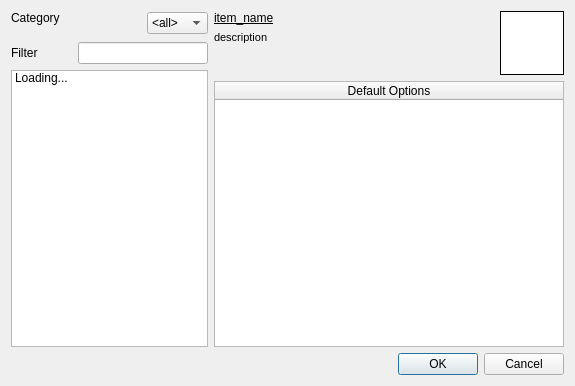
Above: starcheat/templates/ItemBrowser.ui from wizzomafizzo/starcheat before the change. Below: the same form after it.
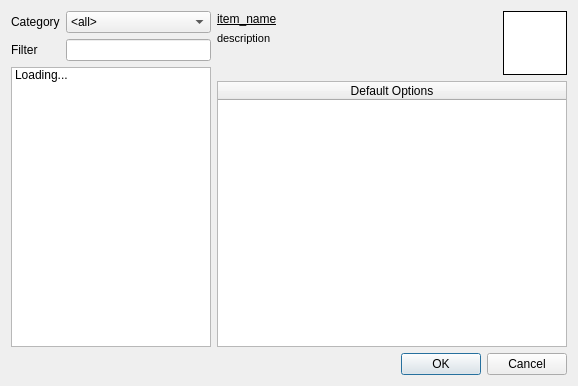
That is the form after the change.

Diff of the .ui file:
```diff
--- a/starcheat/templates/ItemBrowser.ui
+++ b/starcheat/templates/ItemBrowser.ui
@@ -6,23 +6,24 @@
    <rect>
     <x>0</x>
     <y>0</y>
-    <width>575</width>
+    <width>578</width>
     <height>386</height>
    </rect>
   </property>
   <property name="windowTitle">
    <string>Item Browser</string>
   </property>
+  <layout class="QGridLayout" name="gridLayout_3">
+   <item row="0" column="0">
   <layout class="QGridLayout" name="gridLayout">
-   <item row="0" column="0" colspan="2">
-    <widget class="QLabel" name="category_label">
-     <property name="text">
-      <string>Category</string>
-     </property>
-    </widget>
-   </item>
-   <item row="0" column="2" rowspan="2">
+     <item row="0" column="1">
     <widget class="QComboBox" name="category">
+       <property name="sizePolicy">
+        <sizepolicy hsizetype="Expanding" vsizetype="Fixed">
+         <horstretch>0</horstretch>
+         <verstretch>0</verstretch>
+        </sizepolicy>
+       </property>
      <item>
       <property name="text">
        <string>&lt;all&gt;</string>
@@ -30,8 +31,78 @@
      </item>
     </widget>
    </item>
-   <item row="0" column="3">
+     <item row="1" column="0">
+      <widget class="QLabel" name="filter_label">
+       <property name="text">
+        <string>Filter</string>
+       </property>
+      </widget>
+     </item>
+     <item row="1" column="1">
+      <widget class="QLineEdit" name="filter">
+       <property name="sizePolicy">
+        <sizepolicy hsizetype="Expanding" vsizetype="Fixed">
+         <horstretch>0</horstretch>
+         <verstretch>0</verstretch>
+        </sizepolicy>
+       </property>
+       <property name="inputMask">
+        <string/>
+       </property>
+       <property name="text">
+        <string/>
+       </property>
+      </widget>
+     </item>
+     <item row="0" column="0">
+      <widget class="QLabel" name="category_label">
+       <property name="text">
+        <string>Category</string>
+       </property>
+      </widget>
+     </item>
+     <item row="2" column="0" colspan="2">
+      <widget class="QListWidget" name="items">
+       <property name="sizePolicy">
+        <sizepolicy hsizetype="Preferred" vsizetype="Expanding">
+         <horstretch>0</horstretch>
+         <verstretch>0</verstretch>
+        </sizepolicy>
+       </property>
+       <property name="maximumSize">
+        <size>
+         <width>250</width>
+         <height>16777215</height>
+        </size>
+       </property>
+       <property name="editTriggers">
+        <set>QAbstractItemView::NoEditTriggers</set>
+       </property>
+       <item>
+        <property name="text">
+         <string>Loading...</string>
+        </property>
+       </item>
+      </widget>
+     </item>
+    </layout>
+   </item>
+   <item row="0" column="1">
+    <layout class="QGridLayout" name="gridLayout_2">
+     <item row="0" column="0">
     <widget class="QLabel" name="item_name">
+       <property name="sizePolicy">
+        <sizepolicy hsizetype="Expanding" vsizetype="Preferred">
+         <horstretch>0</horstretch>
+         <verstretch>0</verstretch>
+        </sizepolicy>
+       </property>
+       <property name="maximumSize">
+        <size>
+         <width>16777215</width>
+         <height>15</height>
+        </size>
+       </property>
      <property name="font">
       <font>
        <underline>true</underline>
@@ -42,7 +113,7 @@
      </property>
     </widget>
    </item>
-   <item row="0" column="4" rowspan="4">
+     <item row="0" column="1" rowspan="2">
     <widget class="QLabel" name="item_icon">
      <property name="minimumSize">
       <size>
@@ -70,8 +141,14 @@
      </property>
     </widget>
    </item>
-   <item row="1" column="3" rowspan="3">
+     <item row="1" column="0">
     <widget class="QLabel" name="short_desc">
+       <property name="sizePolicy">
+        <sizepolicy hsizetype="Expanding" vsizetype="Preferred">
+         <horstretch>0</horstretch>
+         <verstretch>0</verstretch>
+        </sizepolicy>
+       </property>
      <property name="font">
       <font>
        <pointsize>8</pointsize>
@@ -88,36 +165,7 @@
      </property>
     </widget>
    </item>
-   <item row="2" column="0">
-    <widget class="QLabel" name="filter_label">
-     <property name="text">
-      <string>Filter</string>
-     </property>
-    </widget>
-   </item>
-   <item row="2" column="1" colspan="2">
-    <widget class="QLineEdit" name="filter">
-     <property name="inputMask">
-      <string/>
-     </property>
-     <property name="text">
-      <string/>
-     </property>
-    </widget>
-   </item>
-   <item row="3" column="0" rowspan="2" colspan="3">
-    <widget class="QListWidget" name="items">
-     <property name="editTriggers">
-      <set>QAbstractItemView::NoEditTriggers</set>
-     </property>
-     <item>
-      <property name="text">
-       <string>Loading...</string>
-      </property>
-     </item>
-    </widget>
-   </item>
-   <item row="4" column="3" colspan="2">
+     <item row="2" column="0" colspan="2">
     <widget class="QTableWidget" name="info">
      <property name="minimumSize">
       <size>
@@ -159,7 +207,9 @@
      </column>
     </widget>
    </item>
-   <item row="5" column="2" colspan="3">
+    </layout>
+   </item>
+   <item row="1" column="0" colspan="2">
     <widget class="QDialogButtonBox" name="buttonBox">
      <property name="orientation">
       <enum>Qt::Horizontal</enum>
```
Lines whose indentation alone changed are shown as unchanged.
